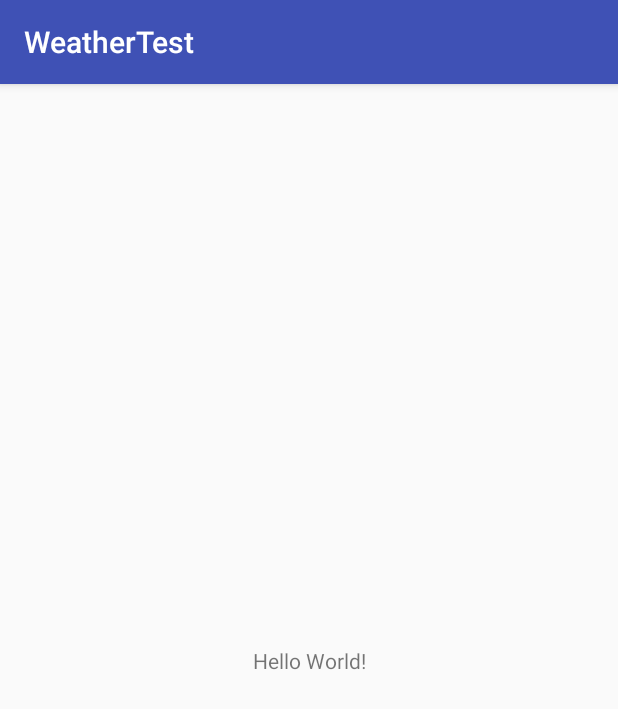
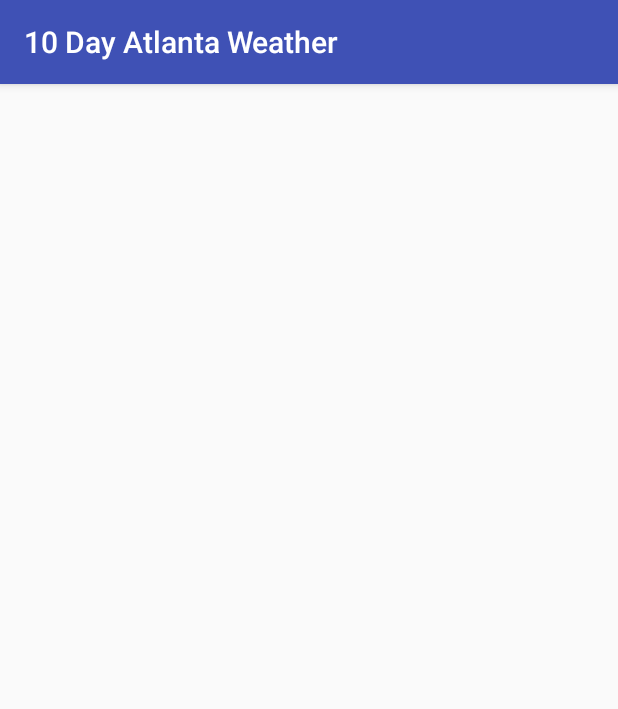
Before and after one commit to ferrolb/WeatherTest, an Android app: the screen it shows after launch (WeatherActivity), on a phone screen of 412 x 824 dp. Shown: the top 709 px of the screen. Run offline under Robolectric (Android 15) with nearby library versions, the phone set to English and light mode, and no system bars.

Commit message:
change app label and remove Hello World

```diff
--- a/app/src/main/res/layout/activity_weather.xml
+++ b/app/src/main/res/layout/activity_weather.xml
@@ -6,13 +6,13 @@
     android:layout_height="match_parent"
     tools:context=".WeatherActivity">
 
-    <TextView
-        android:layout_width="wrap_content"
-        android:layout_height="wrap_content"
-        android:text="Hello World!"
-        app:layout_constraintBottom_toBottomOf="parent"
-        app:layout_constraintLeft_toLeftOf="parent"
-        app:layout_constraintRight_toRightOf="parent"
-        app:layout_constraintTop_toTopOf="parent" />
+    <!--<TextView-->
+        <!--android:layout_width="wrap_content"-->
+        <!--android:layout_height="wrap_content"-->
+        <!--android:text="Hello World!"-->
+        <!--app:layout_constraintBottom_toBottomOf="parent"-->
+        <!--app:layout_constraintLeft_toLeftOf="parent"-->
+        <!--app:layout_constraintRight_toRightOf="parent"-->
+        <!--app:layout_constraintTop_toTopOf="parent" />-->
 
 </android.support.constraint.ConstraintLayout>
--- a/app/src/main/res/values/strings.xml
+++ b/app/src/main/res/values/strings.xml
@@ -1,3 +1,3 @@
 <resources>
-    <string name="app_name">WeatherTest</string>
+    <string name="app_name">10 Day Atlanta Weather</string>
 </resources>
```
